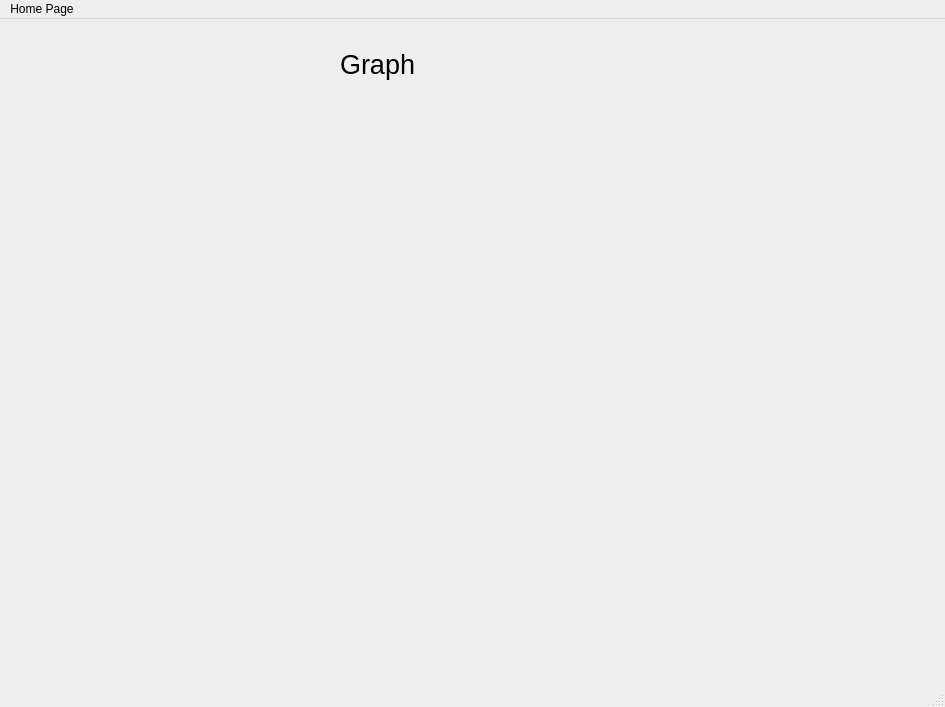
The window that mind_your_money/Mind_Your_Money/mainwindow.ui (pukaradhikari1/EndSemProject-1) describes before a commit, drawn with Qt 5.
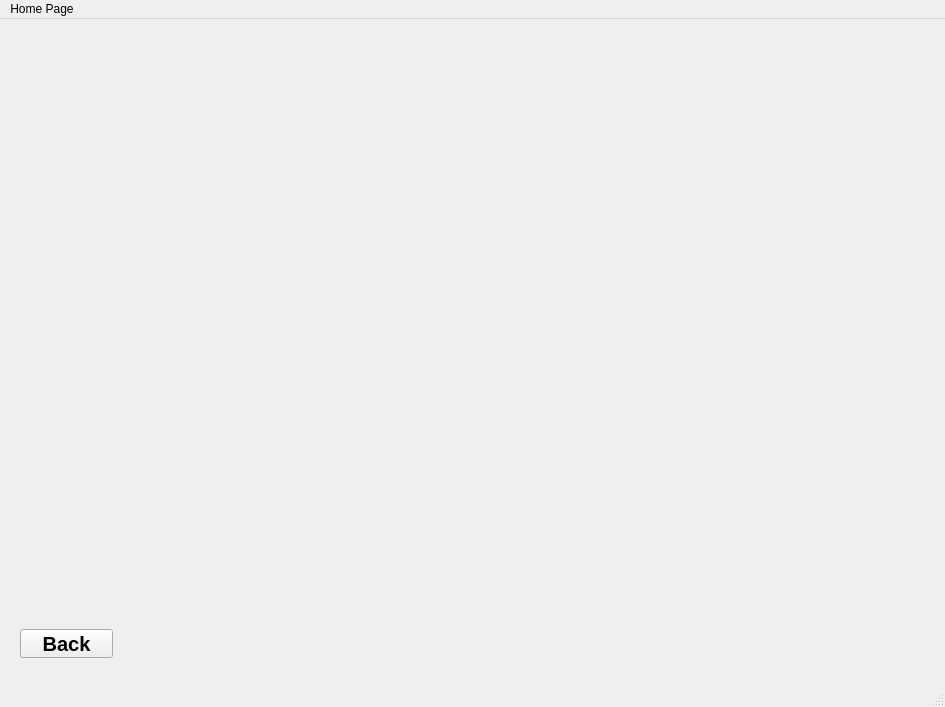
The same window after the commit. The open tabs and pages were chosen to show the change.

Commit message: Bar graph added

Patch:
```diff
--- a/mind_your_money/Mind_Your_Money/mainwindow.ui
+++ b/mind_your_money/Mind_Your_Money/mainwindow.ui
@@ -795,17 +795,34 @@
      </widget>
     </widget>
     <widget class="QWidget" name="page_7">
-     <widget class="QLabel" name="label_22">
+     <widget class="QFrame" name="bargraph">
       <property name="geometry">
        <rect>
-        <x>340</x>
-        <y>20</y>
-        <width>301</width>
-        <height>51</height>
+        <x>90</x>
+        <y>10</y>
+        <width>761</width>
+        <height>551</height>
        </rect>
+      </property>
+      <layout class="QHBoxLayout" name="horizontalLayout_2"/>
+     </widget>
+     <widget class="QPushButton" name="btnPrevGraphToWelcome">
+      <property name="geometry">
+       <rect>
+        <x>20</x>
+        <y>610</y>
+        <width>93</width>
+        <height>29</height>
+       </rect>
+      </property>
+      <property name="font">
+       <font>
+        <pointsize>15</pointsize>
+        <bold>true</bold>
+       </font>
       </property>
       <property name="text">
-       <string>Graph</string>
+       <string>Back</string>
       </property>
      </widget>
     </widget>
```
Left out of the diff: 4 changed lines with no effect on the pictures. The commit also changes 4 other files.
